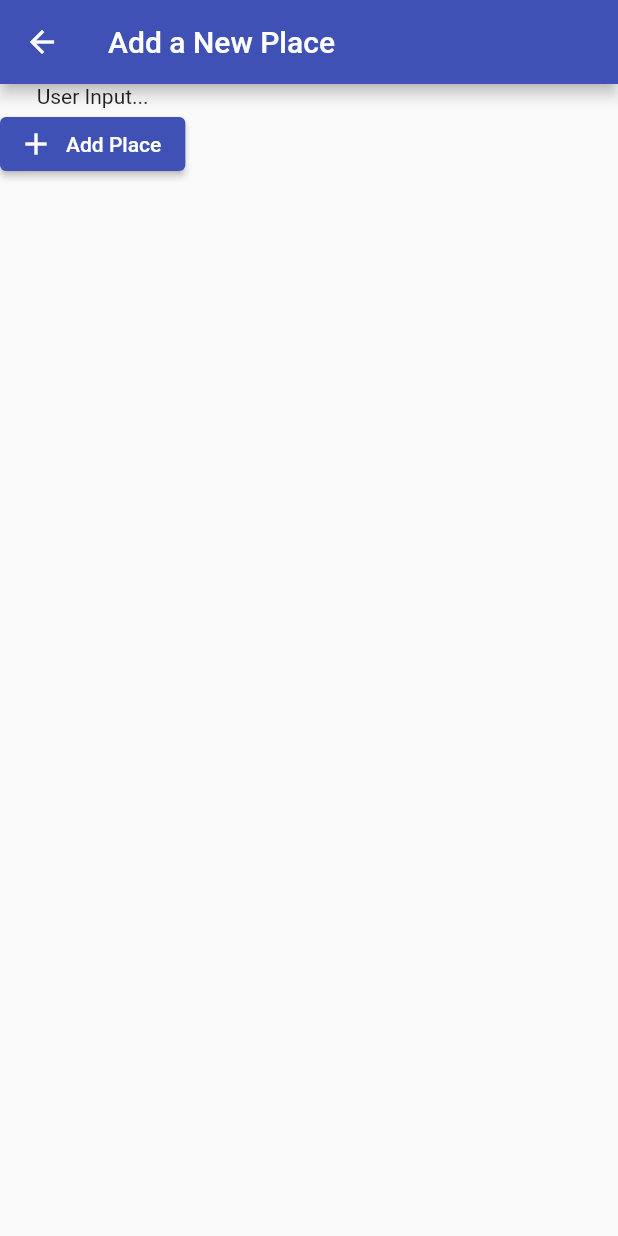
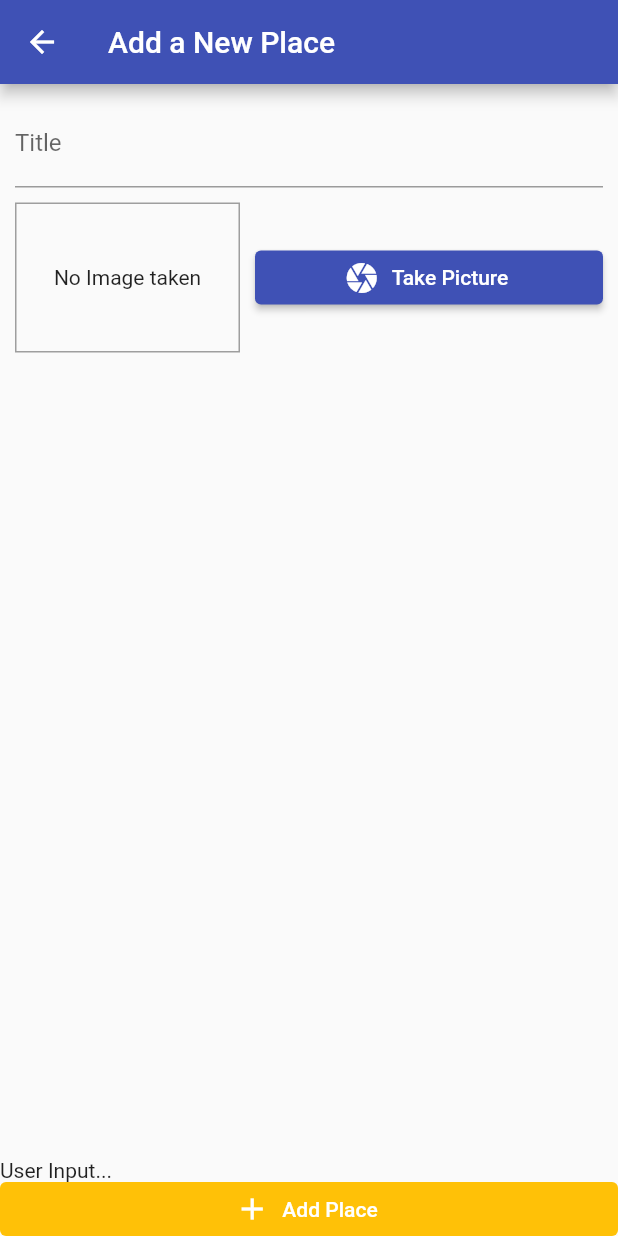
Before and after one commit to andikatp/great_place_app, a Flutter app: the AddPlaceScreen screen opened by its route, on a phone screen of 412 x 824 dp. Run offline on Flutter 3.47's test engine with Material 2 defaults, Android fonts, the phone set to English and light mode, and no system bars; our stand-ins replace image_picker.

Commit message:
image picker function added

```diff
--- a/lib/screens/add_place_screen.dart
+++ b/lib/screens/add_place_screen.dart
@@ -1,4 +1,5 @@
 import 'package:flutter/material.dart';
+import 'package:greate_place_app/widgets/image_input.dart';
 
 class AddPlaceScreen extends StatefulWidget {
   const AddPlaceScreen({super.key});
@@ -8,6 +9,14 @@ class AddPlaceScreen extends StatefulWidget {
 }
 
 class _AddPlaceScreenState extends State<AddPlaceScreen> {
+  final _titleController = TextEditingController();
+
+  @override
+  void dispose() {
+    _titleController.dispose();
+    super.dispose();
+  }
+
   @override
   Widget build(BuildContext context) {
     return Scaffold(
@@ -15,12 +24,34 @@ class _AddPlaceScreenState extends State<AddPlaceScreen> {
         title: const Text('Add a New Place'),
       ),
       body: Column(
+        crossAxisAlignment: CrossAxisAlignment.stretch,
         children: [
+          Expanded(
+              child: SingleChildScrollView(
+            padding: const EdgeInsets.all(10),
+            child: Column(
+              children: [
+                TextField(
+                  decoration: const InputDecoration(labelText: 'Title'),
+                  controller: _titleController,
+                ),
+                const SizedBox(
+                  height: 10,
+                ),
+                const ImageInput(),
+              ],
+            ),
+          )),
           const Text('User Input...'),
           ElevatedButton.icon(
             onPressed: () {},
             icon: const Icon(Icons.add),
             label: const Text('Add Place'),
+            style: ButtonStyle(
+                backgroundColor: MaterialStatePropertyAll(
+                    Theme.of(context).colorScheme.secondary),
+                elevation: const MaterialStatePropertyAll(0),
+                tapTargetSize: MaterialTapTargetSize.shrinkWrap),
           ),
         ],
       ),
--- /dev/null
+++ b/lib/widgets/image_input.dart
@@ -0,0 +1,64 @@
+import 'dart:io';
+import 'package:flutter/material.dart';
+import 'package:image_picker/image_picker.dart';
+import 'package:path/path.dart' as path;
+import 'package:path_provider/path_provider.dart' as syspath;
+
+class ImageInput extends StatefulWidget {
+  const ImageInput({super.key});
+
+  @override
+  State<ImageInput> createState() => _ImageInputState();
+}
+
+class _ImageInputState extends State<ImageInput> {
+  File? _storedImage;
+
+  Future<void> _takePicture() async {
+    final picker = ImagePicker();
+    final imageFile = await picker.pickImage(
+      source: ImageSource.camera,
+      maxWidth: 600,
+    );
+    setState(() {
+      _storedImage = File((imageFile as XFile).path);
+    });
+    final appDir = await syspath.getApplicationDocumentsDirectory();
+    final fileName = path.basename(imageFile!.path);
+    final savedImage = await _storedImage?.copy('{appDir.path}/$fileName');
+  }
+
+  @override
+  Widget build(BuildContext context) {
+    return Row(
+      children: [
+        Container(
+          width: 150,
+          height: 100,
+          decoration: BoxDecoration(
+            border: Border.all(width: 1, color: Colors.grey),
+          ),
+          alignment: Alignment.center,
+          child: _storedImage != null
+              ? Image.file(
+                  _storedImage!,
+                  fit: BoxFit.cover,
+                )
+              : const Text(
+                  'No Image taken',
+                  textAlign: TextAlign.center,
+                ),
+        ),
+        const SizedBox(
+          width: 10,
+        ),
+        Expanded(
+            child: ElevatedButton.icon(
+          onPressed: _takePicture,
+          icon: const Icon(Icons.camera),
+          label: const Text('Take Picture'),
+        ))
+      ],
+    );
+  }
+}
--- a/pubspec.yaml
+++ b/pubspec.yaml
@@ -37,6 +37,9 @@ dependencies:
   # Use with the CupertinoIcons class for iOS style icons.
   cupertino_icons: ^1.0.2
   provider: ^6.0.4
+  image_picker: ^0.8.6
+  path_provider: ^2.0.11
+  path: ^1.8.2
 
 dev_dependencies:
   flutter_test:
```
Also changed, not shown: pubspec.lock, 2 other files.
